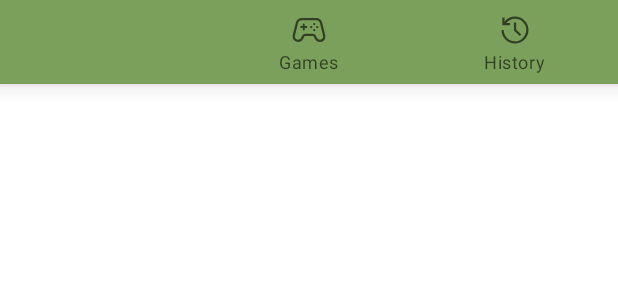
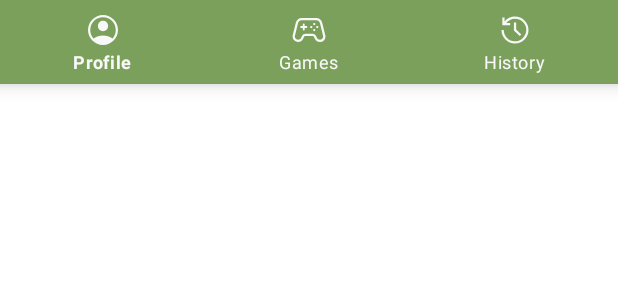
Before and after one commit to thatusualguy/ChessOnline, an Android app: the layout fragment_bottom_navigation.xml on its own in the app's theme, with its tools: preview values and no code run, on a phone screen of 412 x 824 dp. Shown: the top 300 px of the screen. Run offline under Robolectric (Android 15) with nearby library versions, the phone set to English and light mode, and no system bars.

Commit message:
changed colors

```diff
--- a/app/src/main/res/layout/fragment_bottom_navigation.xml
+++ b/app/src/main/res/layout/fragment_bottom_navigation.xml
@@ -6,6 +6,8 @@
     android:layout_width="match_parent"
     android:layout_height="wrap_content"
     android:background="?android:attr/colorPrimary"
+    app:itemTextColor="@color/desert_storm"
+    app:itemIconTint="@color/desert_storm"
     app:labelVisibilityMode="auto"
     app:menu="@menu/main_bottom_menu"
     tools:context=".ui.BottomNavigationFragment" />
```
